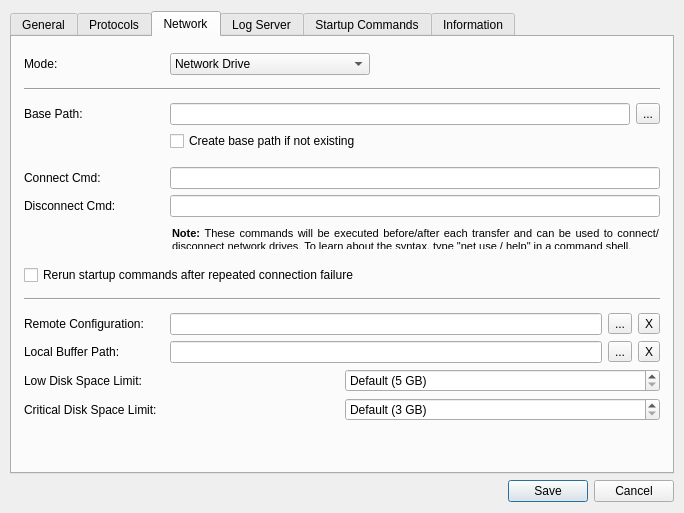
This is Client/rds_configurationwindow.ui in yarra-framework/yarraclient as Qt 5 draws it before an edit. The edited form follows.
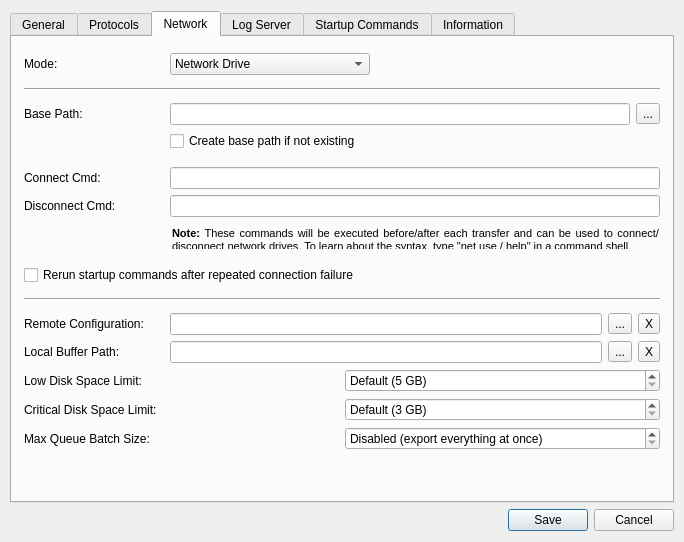
This is the edited form. Icons and pictures are not drawn.

Commit message:
Add configurable batch-export mode
Add a netMaxQueueSizeGb config option: when set, scans are pulled from
the RAID in batches of up to that cumulative size and transferred,
repeating until the update is done, instead of exporting everything at
once. It applies independently of disk space, but critically low disk
space still forces one scan at a time regardless. Batching is skipped
when the whole export list already fits in one batch. Includes
rdsRaid::processExportListBatch / getExportListTotalSize, the Network
tab spinbox, and detailed per-cycle logging of the export decisions.

Patch:
```diff
--- a/Client/rds_configurationwindow.ui
+++ b/Client/rds_configurationwindow.ui
@@ -1166,6 +1166,45 @@
          </item>
         </layout>
        </item>
+       <item>
+        <layout class="QHBoxLayout" name="horizontalLayout_15">
+         <item>
+          <widget class="QLabel" name="networkMaxQueueSizeLabel">
+           <property name="minimumSize">
+            <size>
+             <width>140</width>
+             <height>0</height>
+            </size>
+           </property>
+           <property name="text">
+            <string>Max Queue Batch Size: </string>
+           </property>
+          </widget>
+         </item>
+         <item>
+          <widget class="QDoubleSpinBox" name="networkMaxQueueSizeSpinbox">
+           <property name="toolTip">
+            <string>Pull scans from the RAID in batches of up to this cumulative size before transferring, instead of exporting everything at once. Applies regardless of disk space. If disk space is critically low, exactly one scan at a time is always used instead, no matter what this is set to. A value of 0 disables batching: everything is exported at once when disk space is fine, or one scan at a time when it's low.</string>
+           </property>
+           <property name="specialValueText">
+            <string>Disabled (export everything at once)</string>
+           </property>
+           <property name="suffix">
+            <string> GB</string>
+           </property>
+           <property name="decimals">
+            <number>2</number>
+           </property>
+           <property name="maximum">
+            <double>1000.000000000000000</double>
+           </property>
+           <property name="singleStep">
+            <double>0.100000000000000</double>
+           </property>
+          </widget>
+         </item>
+        </layout>
+       </item>
        <item>
         <spacer name="verticalSpacer_8">
          <property name="orientation">
```
The commit also changes 4 other files.
